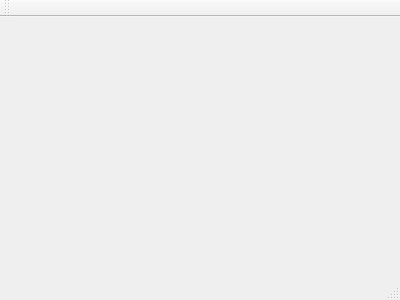
First picture: the form in ui/mainwindow.ui, repository Open-CK/OpenCK, before the edit.
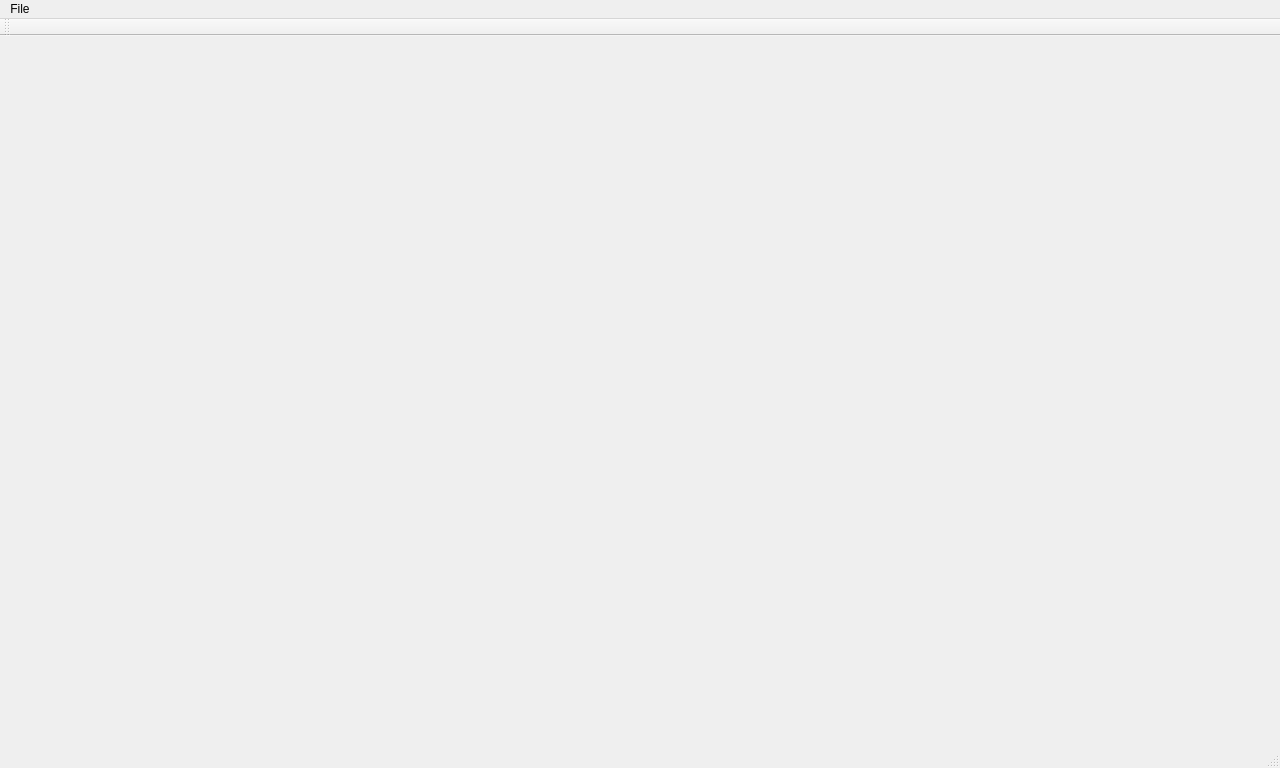
Second picture: the form after the edit.

Commit message: Get data directory Windows/Linux

Diff of the .ui file:
```diff
--- a/ui/mainwindow.ui
+++ b/ui/mainwindow.ui
@@ -1,24 +1,51 @@
 <ui version="4.0">
  <class>mainwindow</class>
- <widget class="QMainWindow" name="mainwindow" >
-  <property name="geometry" >
+ <widget class="QMainWindow" name="mainwindow">
+  <property name="geometry">
    <rect>
     <x>0</x>
     <y>0</y>
-    <width>400</width>
-    <height>300</height>
+    <width>1280</width>
+    <height>768</height>
    </rect>
   </property>
   <property name="windowTitle" >
    <string>mainwindow</string>
   </property>
-  <widget class="QMenuBar" name="menuBar" />
-  <widget class="QToolBar" name="mainToolBar" />
-  <widget class="QWidget" name="centralWidget" />
-  <widget class="QStatusBar" name="statusBar" />
+  <widget class="QWidget" name="centralWidget"/>
+  <widget class="QMenuBar" name="menuBar">
+   <property name="geometry">
+    <rect>
+     <x>0</x>
+     <y>0</y>
+     <width>1280</width>
+     <height>20</height>
+    </rect>
+   </property>
+   <widget class="QMenu" name="menuFile">
+    <property name="title">
+     <string>File</string>
+    </property>
+    <addaction name="actionData"/>
+   </widget>
+   <addaction name="menuFile"/>
+  </widget>
+  <widget class="QToolBar" name="mainToolBar">
+   <attribute name="toolBarArea">
+    <enum>TopToolBarArea</enum>
+   </attribute>
+   <attribute name="toolBarBreak">
+    <bool>false</bool>
+   </attribute>
+  </widget>
+  <widget class="QStatusBar" name="statusBar"/>
+  <action name="actionData">
+   <property name="text">
+    <string>Data...</string>
+   </property>
+  </action>
  </widget>
- <layoutDefault spacing="6" margin="11" />
- <pixmapfunction></pixmapfunction>
+ <layoutdefault spacing="6" margin="11"/>
  <resources/>
  <connections/>
 </ui>
```
Left out of the diff: 5 changed lines with no effect on the pictures. The commit also changes 4 other files.
